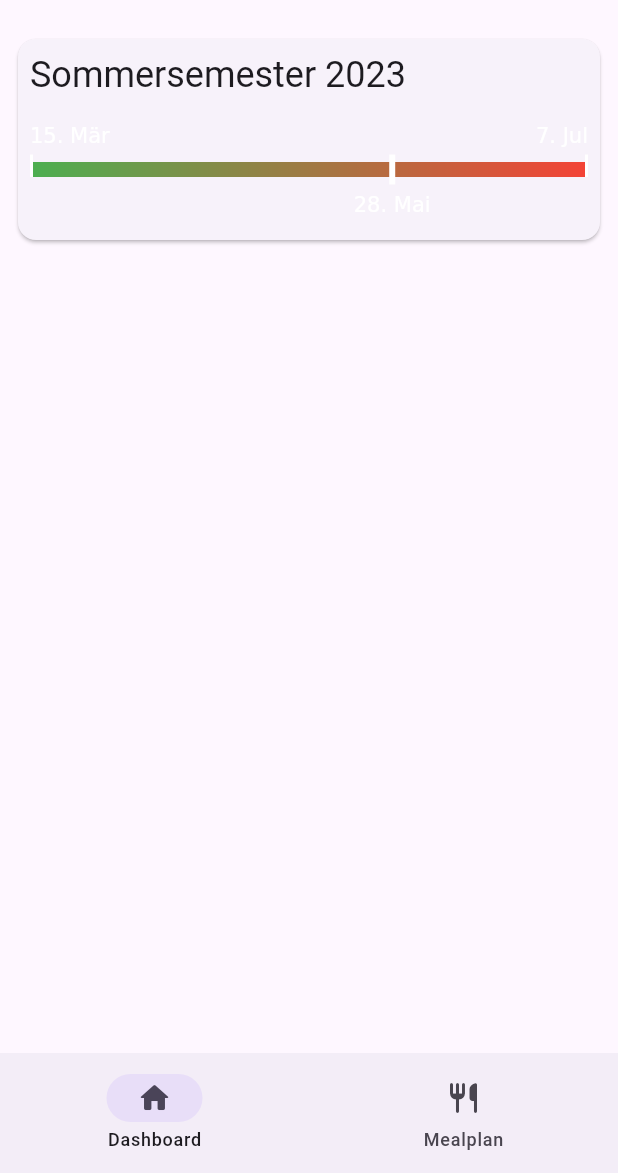
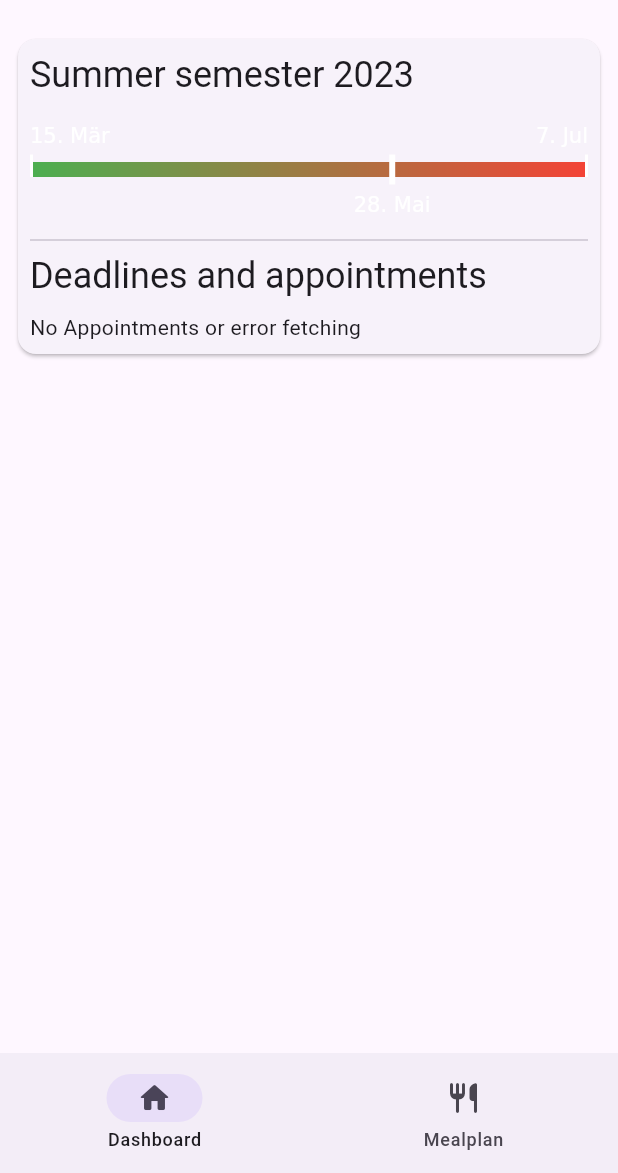
Before and after one commit to dev-redcube/betterHM, a Flutter app: the screen it shows after launch, on a phone screen of 412 x 824 dp, the part 63-1236 px from its top. Run offline on Flutter 3.47's test engine with Material 2 defaults, Android fonts, the light colour scheme and no system bars; drawn by our look-alikes of dynamic_color; our stand-ins replace go_router, isar, shared_preferences; missing offline and left inert: workmanager; accounts and stored records are empty; generated files the repository leaves out were written again.

Commit message:
start deadlines and appointments

```diff
--- /dev/null
+++ b/lib/components/dashboard/semester_status/deadlines_appointments.dart
@@ -0,0 +1,31 @@
+import 'package:better_hm/extensions/extensions_context.dart';
+import 'package:better_hm/i18n/strings.g.dart';
+import 'package:better_hm/services/cache/cache_semester_status.dart';
+import 'package:flutter/material.dart';
+
+class DeadlinesAppointments extends StatelessWidget {
+  const DeadlinesAppointments({Key? key}) : super(key: key);
+
+  @override
+  Widget build(BuildContext context) {
+    return Column(
+      crossAxisAlignment: CrossAxisAlignment.start,
+      children: [
+        Text(t.dashboard.statusCard.deadlines_appointments,
+            style: context.theme.textTheme.headlineSmall),
+        const SizedBox(height: 8),
+        StreamBuilder(
+          stream: CacheSemesterStatus().stream,
+          builder: (context, snapshot) {
+            if (!snapshot.hasData) {
+              return const LinearProgressIndicator();
+            } else if (snapshot.data!.isEmpty) {
+              return Text(t.dashboard.statusCard.no_data);
+            }
+            return const SizedBox(height: 16);
+          },
+        ),
+      ],
+    );
+  }
+}
--- a/lib/components/dashboard/semester_status.dart
+++ b/lib/components/dashboard/semester_status/semester_status.dart
@@ -1,8 +1,10 @@
 import 'dart:math';
 import 'dart:ui' as ui;
 
+import 'package:better_hm/components/dashboard/semester_status/deadlines_appointments.dart';
 import 'package:better_hm/extensions/extensions_context.dart';
 import 'package:better_hm/extensions/extensions_date_time.dart';
+import 'package:better_hm/i18n/strings.g.dart';
 import 'package:flutter/material.dart';
 
 // TODO dynamic data
@@ -14,10 +16,12 @@ class SemesterStatus extends StatelessWidget {
     return Column(
       crossAxisAlignment: CrossAxisAlignment.start,
       children: [
-        Text("Sommersemester 2023",
+        Text("${t.dashboard.statusCard.summer_semester} 2023",
             style: context.theme.textTheme.headlineSmall),
         const SizedBox(height: 16),
         SemesterProgress(),
+        const Divider(),
+        const DeadlinesAppointments(),
       ],
     );
   }
--- a/lib/i18n/strings.i18n.json
+++ b/lib/i18n/strings.i18n.json
@@ -3,6 +3,14 @@
   "navigation": {
     "dashboard": "Dashboard",
     "mealplan": "Mealplan"
+  },
+  "dashboard": {
+    "statusCard": {
+      "summer_semester": "Summer semester",
+      "winter_semester": "Winter semester",
+      "deadlines_appointments": "Deadlines and appointments",
+      "no_data": "No Appointments or error fetching"
+    }
   },
   "mealplan": {
     "opening_hours": "Opening hours",
--- a/lib/i18n/strings_de.i18n.json
+++ b/lib/i18n/strings_de.i18n.json
@@ -3,6 +3,14 @@
   "navigation": {
     "dashboard": "Dashboard",
     "mealplan": "Essensplan"
+  },
+  "dashboard": {
+    "statusCard": {
+      "summer_semester": "Sommersemester",
+      "winter_semester": "Wintersemester",
+      "deadlines_appointments": "Fristen & Termine",
+      "no_data": "Keine Termine oder Fehler beim Laden"
+    }
   },
   "mealplan": {
     "opening_hours": "Öffnungszeiten",
--- /dev/null
+++ b/lib/models/dashboard/event.dart
@@ -0,0 +1,49 @@
+import 'package:better_hm/models/location.dart';
+import 'package:isar/isar.dart';
+
+part 'event.g.dart';
+
+@collection
+class Event {
+  Id id = Isar.autoIncrement;
+
+  final String title;
+  final String? description;
+  final DateTime start;
+  final DateTime? end;
+
+  @ignore
+  final Location? location;
+
+  @Index()
+  String? context;
+
+  Event({
+    required this.title,
+    required this.start,
+    this.description,
+    this.end,
+    this.location,
+    this.context,
+  });
+
+  factory Event.fromJson(Map<String, dynamic> json) => Event(
+        title: json["title"] as String,
+        description: json["description"] as String?,
+        start: DateTime.parse(json["start"] as String),
+        end: json["end"] == null ? null : DateTime.parse(json["end"] as String),
+        location: json["location"] == null
+            ? null
+            : Location.fromJson(json["location"]),
+        context: json["context"] as String?,
+      );
+
+  Map<String, dynamic> toJson() => {
+        "title": title,
+        "description": description,
+        "start": start.toIso8601String(),
+        "end": end?.toIso8601String(),
+        "location": location?.toJson(),
+        "context": context,
+      };
+}
--- a/lib/screens/dashboard_screen.dart
+++ b/lib/screens/dashboard_screen.dart
@@ -1,5 +1,5 @@
 import 'package:better_hm/components/dashboard/dashboard_card.dart';
-import 'package:better_hm/components/dashboard/semester_status.dart';
+import 'package:better_hm/components/dashboard/semester_status/semester_status.dart';
 import 'package:flutter/material.dart';
 
 class DashboardScreen extends StatelessWidget {
--- /dev/null
+++ b/lib/services/api/api_semester_status.dart
@@ -0,0 +1,5 @@
+import 'package:better_hm/services/api/api_service.dart';
+
+class ApiSemesterStatus extends ApiService {
+
+}
--- /dev/null
+++ b/lib/services/cache/cache_semester_status.dart
@@ -0,0 +1,28 @@
+import 'dart:async';
+
+import 'package:better_hm/models/dashboard/event.dart';
+import 'package:better_hm/services/isar_service.dart';
+import 'package:isar/isar.dart';
+
+class CacheSemesterStatus extends IsarService {
+  final _streamController = StreamController<List<Event>?>();
+
+  CacheSemesterStatus() {
+    events.then((events) => _streamController.sink.add(events));
+  }
+
+  Stream<List<Event>?> get stream =>
+      _streamController.stream;
+
+  Future<List<Event>> get events async {
+    final isar = await db;
+    final events = await isar.events
+        .where()
+        .contextEqualTo("STATUS_CARD")
+        .sortByStart()
+        .findAll();
+    // if empty fetch from server
+
+    return events;
+  }
+}
--- /dev/null
+++ b/lib/services/dto/semester_status.dart
@@ -0,0 +1,3 @@
+class SemesterStatusDto {
+
+}
--- a/lib/services/isar_service.dart
+++ b/lib/services/isar_service.dart
@@ -1,3 +1,4 @@
+import 'package:better_hm/models/dashboard/event.dart';
 import 'package:better_hm/models/meal/canteen.dart';
 import 'package:isar/isar.dart';
 import 'package:path_provider/path_provider.dart';
@@ -12,7 +13,7 @@ abstract class IsarService {
   Future<Isar> openDB() async {
     if (Isar.instanceNames.isEmpty) {
       final dir = await getApplicationDocumentsDirectory();
-      await Isar.open([CanteenSchema], inspector: false, directory: dir.path);
+      await Isar.open([CanteenSchema, EventSchema], inspector: false, directory: dir.path);
     }
     return Future.value(Isar.getInstance());
   }
```
Also changed, not shown: lib/models/location.dart (+14 -4 lines).
